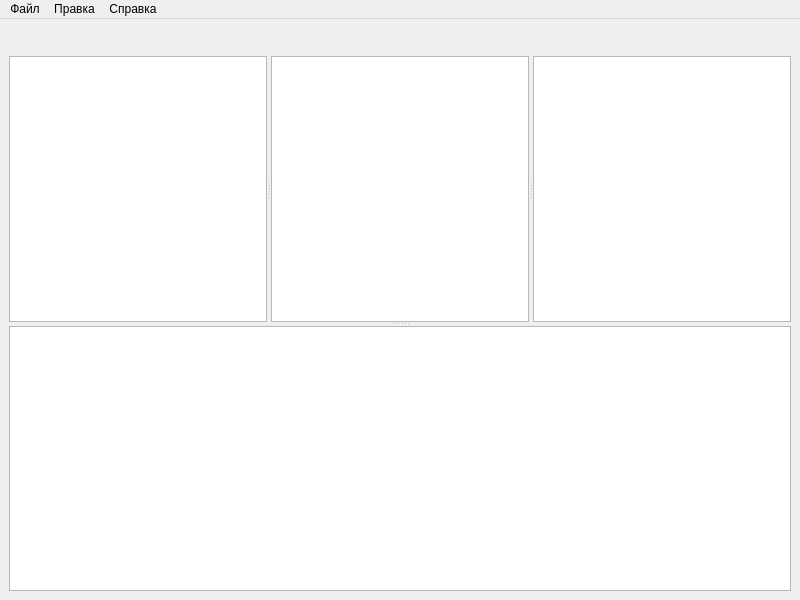
This is mainwindow.ui in lexapech/lora-sim as Qt 5 draws it before an edit. The edited form follows.
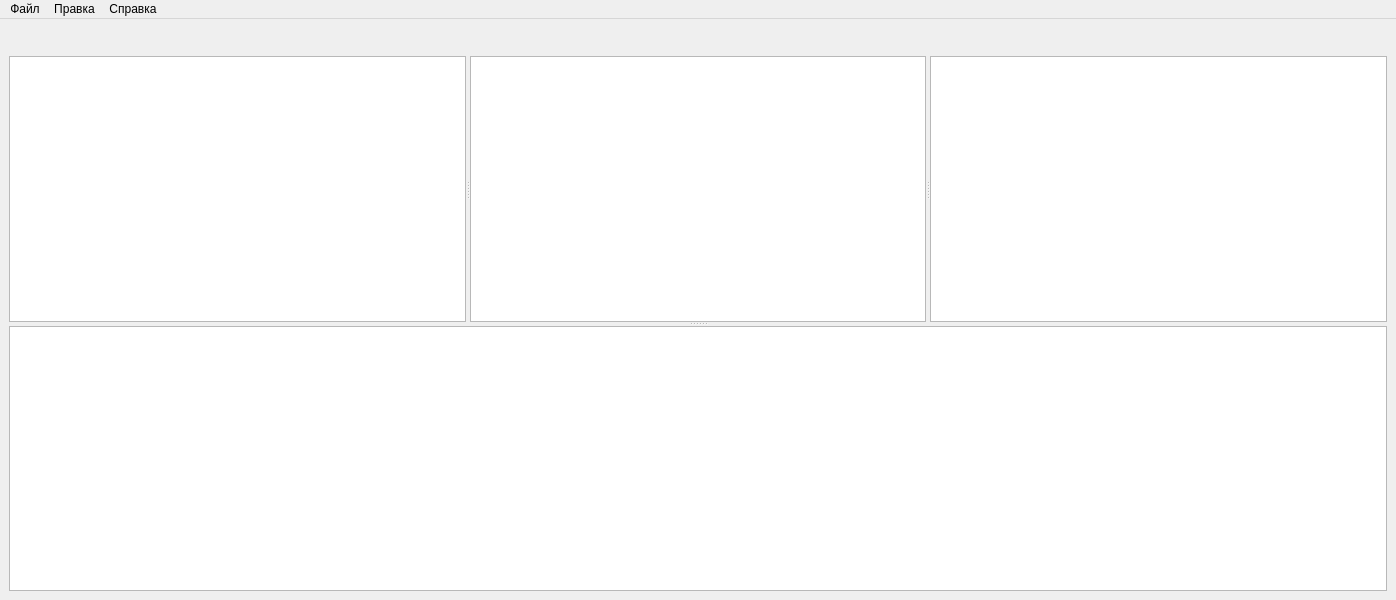
This is the edited form. Icons and pictures are not drawn. Custom widgets are drawn as their Qt base class.

```diff
--- a/mainwindow.ui
+++ b/mainwindow.ui
@@ -6,7 +6,7 @@
    <rect>
     <x>0</x>
     <y>0</y>
-    <width>800</width>
+    <width>1396</width>
     <height>600</height>
    </rect>
   </property>
@@ -174,7 +174,7 @@
          </property>
          <widget class="QWidget" name="widget_2" native="true">
           <property name="sizePolicy">
-           <sizepolicy hsizetype="Preferred" vsizetype="Minimum">
+           <sizepolicy hsizetype="Expanding" vsizetype="Minimum">
             <horstretch>0</horstretch>
             <verstretch>0</verstretch>
            </sizepolicy>
@@ -182,7 +182,7 @@
           <property name="styleSheet">
            <string notr="true"/>
           </property>
-          <layout class="QHBoxLayout" name="horizontalLayout_6" stretch="1">
+          <layout class="QHBoxLayout" name="horizontalLayout_6" stretch="0">
            <property name="leftMargin">
             <number>0</number>
            </property>
@@ -235,6 +235,18 @@
                 <verstretch>0</verstretch>
                </sizepolicy>
               </property>
+              <property name="minimumSize">
+               <size>
+                <width>350</width>
+                <height>0</height>
+               </size>
+              </property>
+              <property name="maximumSize">
+               <size>
+                <width>16777215</width>
+                <height>16777215</height>
+               </size>
+              </property>
               <property name="baseSize">
                <size>
                 <width>200</width>
@@ -244,6 +256,9 @@
               <property name="alternatingRowColors">
                <bool>true</bool>
               </property>
+              <attribute name="headerDefaultSectionSize">
+               <number>175</number>
+              </attribute>
              </widget>
             </widget>
            </item>
@@ -275,7 +290,7 @@
     <rect>
      <x>0</x>
      <y>0</y>
-     <width>800</width>
+     <width>1396</width>
      <height>21</height>
     </rect>
    </property>
```
Left out of the diff: 10 changed lines with no effect on the pictures.
